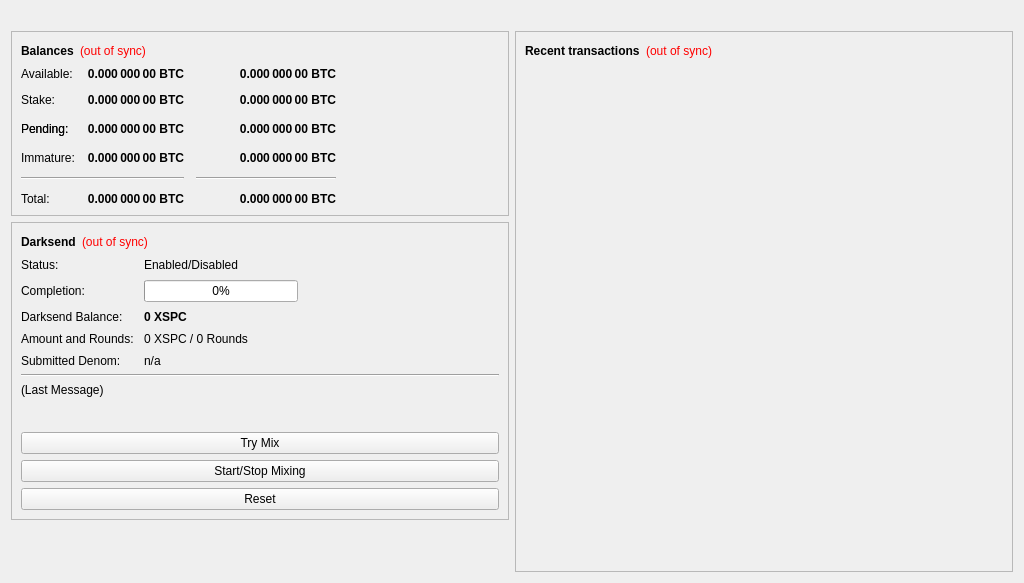
First picture: the form in src/qt/forms/overviewpage.ui, repository SpectreSecurityCoin/SpectreSecurityCoin, before the edit.
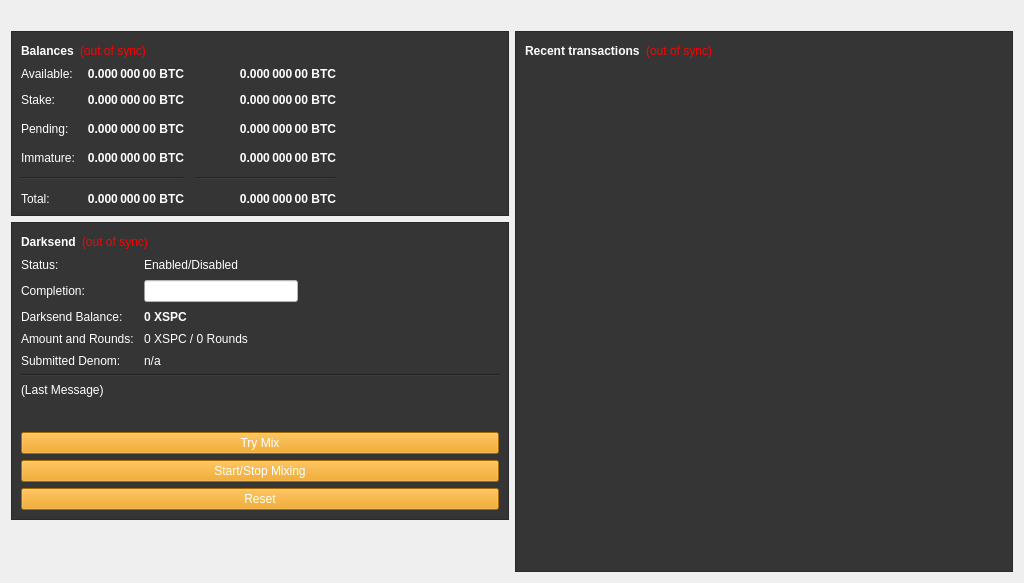
Second picture: the form after the edit.

The edit to the form file:
```diff
--- a/src/qt/forms/overviewpage.ui
+++ b/src/qt/forms/overviewpage.ui
@@ -42,6 +42,10 @@
       <layout class="QVBoxLayout" name="verticalLayout_2">
        <item>
         <widget class="QFrame" name="frame">
+         <property name="styleSheet">
+          <string notr="true">color: rgb(255, 255, 255);
+background-color: rgb(53, 53, 53);</string>
+         </property>
          <property name="frameShape">
           <enum>QFrame::StyledPanel</enum>
          </property>
@@ -456,6 +460,10 @@
          <property name="layoutDirection">
           <enum>Qt::LeftToRight</enum>
          </property>
+         <property name="styleSheet">
+          <string notr="true">color: rgb(255, 255, 255);
+background-color: rgb(53, 53, 53);</string>
+         </property>
          <property name="frameShape">
           <enum>QFrame::StyledPanel</enum>
          </property>
@@ -542,6 +550,9 @@
                 <height>16777215</height>
                </size>
               </property>
+              <property name="styleSheet">
+               <string notr="true">background-color: rgb(255, 255, 255);</string>
+              </property>
               <property name="value">
                <number>0</number>
               </property>
@@ -644,6 +655,9 @@
             <property name="toolTip">
              <string>Try to manually submit a Darksend request.</string>
             </property>
+            <property name="styleSheet">
+             <string notr="true">background-color: rgb(236, 150, 0);</string>
+            </property>
             <property name="text">
              <string>Try Mix</string>
             </property>
@@ -657,6 +671,9 @@
               <verstretch>0</verstretch>
              </sizepolicy>
             </property>
+            <property name="styleSheet">
+             <string notr="true">background-color: rgb(236, 150, 0);</string>
+            </property>
             <property name="text">
              <string>Start/Stop Mixing</string>
             </property>
@@ -676,6 +693,9 @@
             <property name="autoFillBackground">
              <bool>false</bool>
             </property>
+            <property name="styleSheet">
+             <string notr="true">background-color: rgb(236, 150, 0);</string>
+            </property>
             <property name="text">
              <string>Reset</string>
             </property>
@@ -706,6 +726,10 @@
       <layout class="QVBoxLayout" name="verticalLayout_3">
        <item>
         <widget class="QFrame" name="frame_2">
+         <property name="styleSheet">
+          <string notr="true">background-color: rgb(53, 53, 53);
+color:rgb(255, 255, 255)</string>
+         </property>
          <property name="frameShape">
           <enum>QFrame::StyledPanel</enum>
          </property>
@@ -765,7 +789,8 @@
           <item>
            <widget class="QListView" name="listTransactions">
             <property name="styleSheet">
-             <string notr="true">QListView { background: transparent; }</string>
+             <string notr="true">QListView { background: transparent; }
+color: rgb(255, 255, 255);</string>
             </property>
             <property name="frameShape">
              <enum>QFrame::NoFrame</enum>
```
